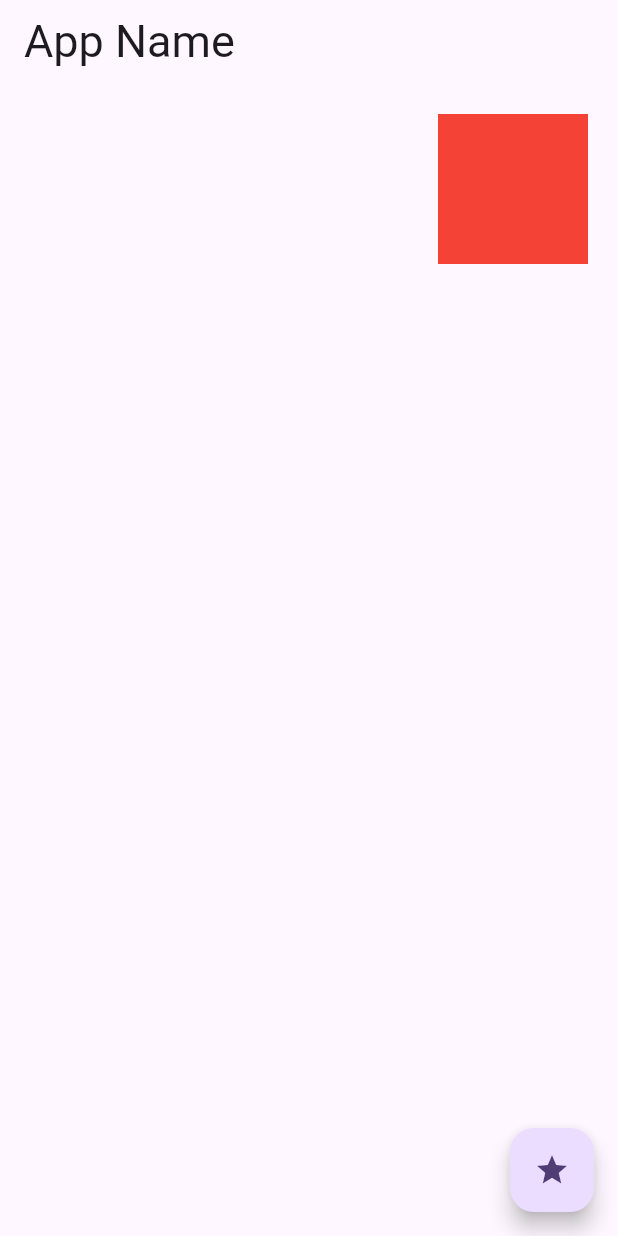
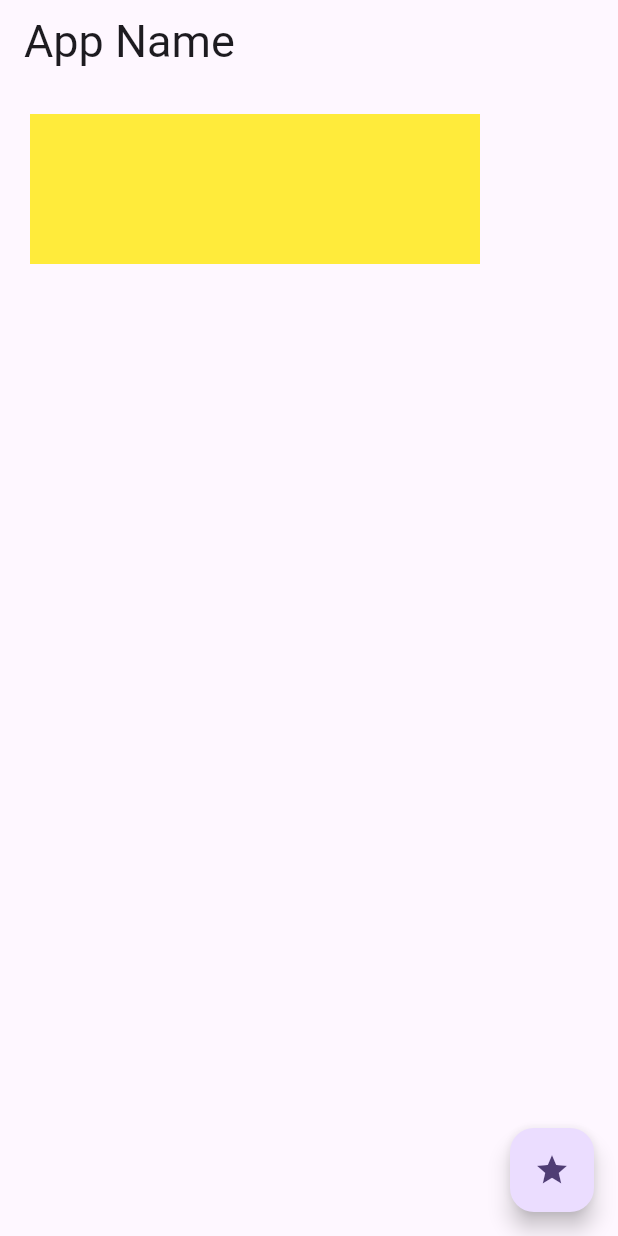
Before and after one commit to Jun-Saito-de/flutter3_practice, a Flutter app: the screen it shows after launch, on a phone screen of 412 x 824 dp. Run offline on Flutter 3.47's test engine with Material 3 defaults, Android fonts, the phone set to English and light mode, and no system bars.

Commit message:
AnimatedContainerによる四角形の移動と色変更

```diff
--- a/lib/main.dart
+++ b/lib/main.dart
@@ -44,22 +44,15 @@ bool flg = false; // false なら「右寄せ」、true なら「左寄せ」に
         padding: EdgeInsets.all(20),
         child:Column(
           children: [
-            Expanded(
-              child: AnimatedAlign( // AnimatedAlign は、Widgetの位置（Align）をアニメーション付きで切り替えるためのウィジェット。
-                alignment: flg ? Alignment.topLeft // 三項演算子による出し分け
-                    : Alignment.topRight,
-                  duration:  const Duration(seconds:1),
-                child: Container(
-                width: 100,
-                height: 100,
-                color: Colors.red,
-              ),
-                        curve: Curves.linear,
-              ),
+                AnimatedContainer(
+                    duration: const Duration(seconds: 3),
+                    color: flg ? Colors.red : Colors.yellow,
+                    width: flg ? 100 : 300,
+                    height: flg ? 300 : 100,
+                  ),
+              ],
             ),
-          ],
         ),
-      ),
       floatingActionButton: FloatingActionButton(onPressed: (){
         setState((){ // setState() によりUIが再構築され、AnimatedAlign が自動で再実行されて四角形が動きます。
           flg = !flg; // 押すと flg の値が反転（true → false、またはその逆）。
@@ -68,5 +61,5 @@ bool flg = false; // false なら「右寄せ」、true なら「左寄せ」に
         child: const Icon(Icons.star),
       ),
     );
-  }
 }
+}
```
